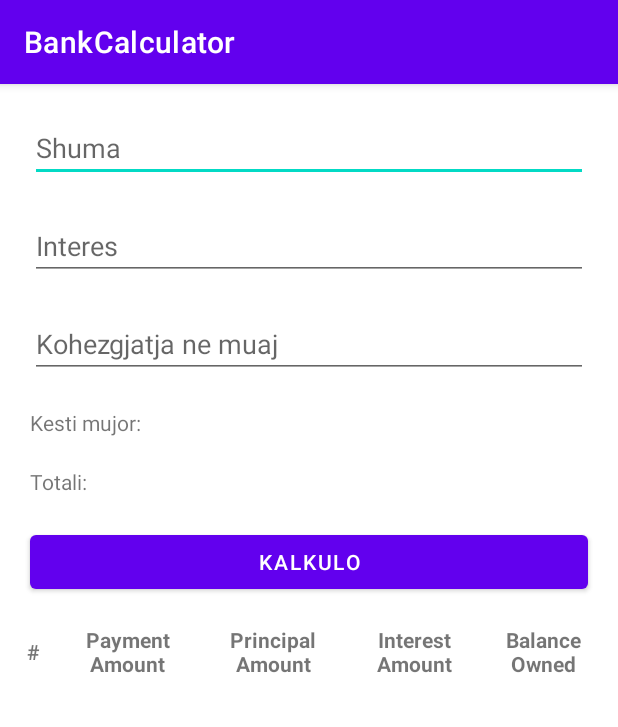
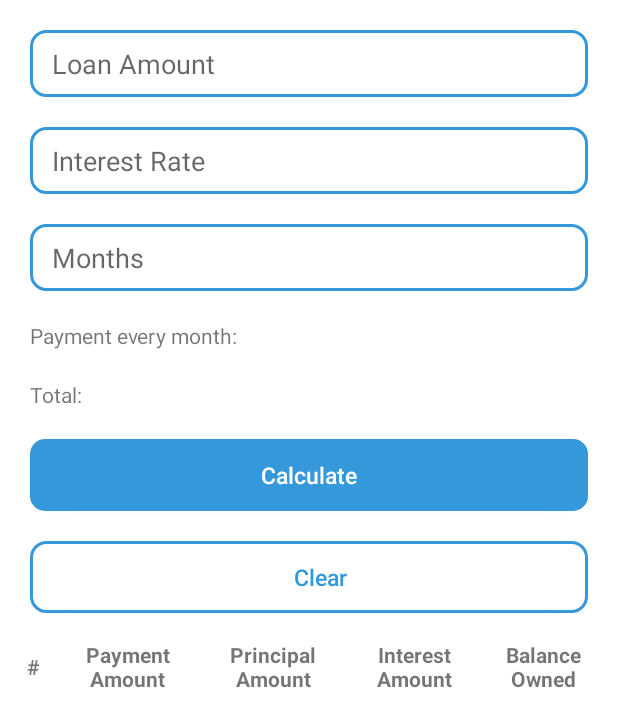
Before and after one commit to gentrimcanolli/BankCalculator, an Android app: the screen it shows after launch (MainActivity), on a phone screen of 412 x 824 dp. Shown: the top 727 px of the screen. Run offline under Robolectric (Android 15) with nearby library versions, the phone set to English and light mode, and no system bars.

Commit message:
Design update

```diff
--- /dev/null
+++ b/app/src/main/res/drawable/calculate_button_style.xml
@@ -0,0 +1,6 @@
+<?xml version="1.0" encoding="utf-8"?>
+<shape xmlns:android="http://schemas.android.com/apk/res/android"
+    android:shape="rectangle">
+    <corners android:radius="10dp" />
+    <solid android:color="#3498DB" />
+</shape>
--- /dev/null
+++ b/app/src/main/res/drawable/edit_text_style.xml
@@ -0,0 +1,15 @@
+<?xml version="1.0" encoding="utf-8"?>
+<shape xmlns:android="http://schemas.android.com/apk/res/android"
+    android:shape="rectangle">
+
+    <solid android:color="@color/white" />
+    <stroke
+        android:width="2dp"
+        android:color="@color/light_blue" />
+    <corners android:radius="10dp" />
+    <padding
+        android:bottom="10dp"
+        android:left="15dp"
+        android:top="10dp" />
+
+</shape>
--- a/app/src/main/res/layout/activity_main.xml
+++ b/app/src/main/res/layout/activity_main.xml
@@ -4,6 +4,7 @@
     xmlns:tools="http://schemas.android.com/tools"
     android:layout_width="match_parent"
     android:layout_height="match_parent"
+    android:background="@color/white"
     tools:context=".MainActivity">
 
     <EditText
@@ -11,7 +12,8 @@
         android:layout_width="match_parent"
         android:layout_height="wrap_content"
         android:layout_margin="20dp"
-        android:hint="Shuma"
+        android:background="@drawable/edit_text_style"
+        android:hint="Loan Amount"
         android:importantForAutofill="no"
         android:inputType="numberDecimal"
         app:layout_constraintEnd_toEndOf="parent"
@@ -23,7 +25,8 @@
         android:layout_width="match_parent"
         android:layout_height="wrap_content"
         android:layout_margin="20dp"
-        android:hint="Interes"
+        android:background="@drawable/edit_text_style"
+        android:hint="Interest Rate"
         android:importantForAutofill="no"
         android:inputType="numberDecimal"
         app:layout_constraintEnd_toEndOf="parent"
@@ -35,7 +38,8 @@
         android:layout_width="match_parent"
         android:layout_height="wrap_content"
         android:layout_margin="20dp"
-        android:hint="Kohezgjatja ne muaj"
+        android:background="@drawable/edit_text_style"
+        android:hint="Months"
         android:importantForAutofill="no"
         android:inputType="numberDecimal"
         app:layout_constraintEnd_toEndOf="parent"
@@ -47,7 +51,7 @@
         android:layout_width="match_parent"
         android:layout_height="wrap_content"
         android:layout_margin="20dp"
-        android:text="Kesti mujor: "
+        android:text="Payment every month: "
         app:layout_constraintStart_toStartOf="parent"
         app:layout_constraintTop_toBottomOf="@id/months_et" />
 
@@ -56,7 +60,7 @@
         android:layout_width="match_parent"
         android:layout_height="wrap_content"
         android:layout_margin="20dp"
-        android:text="Totali: "
+        android:text="Total: "
         app:layout_constraintStart_toStartOf="parent"
         app:layout_constraintTop_toBottomOf="@id/kesti_tv" />
 
@@ -65,10 +69,30 @@
         android:layout_width="match_parent"
         android:layout_height="wrap_content"
         android:layout_margin="20dp"
-        android:text="Kalkulo"
+        android:background="@drawable/calculate_button_style"
+        android:gravity="center"
+        android:text="Calculate"
+        android:textAllCaps="false"
+        android:textColor="@color/white"
+        android:textSize="15sp"
         app:layout_constraintEnd_toEndOf="parent"
         app:layout_constraintStart_toStartOf="parent"
         app:layout_constraintTop_toBottomOf="@id/total_tv" />
+
+    <Button
+        android:id="@+id/clear_btn"
+        android:layout_width="match_parent"
+        android:layout_height="wrap_content"
+        android:layout_margin="20dp"
+        android:background="@drawable/edit_text_style"
+        android:gravity="center"
+        android:text="Clear"
+        android:textAllCaps="false"
+        android:textColor="@color/light_blue"
+        android:textSize="15sp"
+        app:layout_constraintEnd_toEndOf="parent"
+        app:layout_constraintStart_toStartOf="parent"
+        app:layout_constraintTop_toBottomOf="@id/calculate_btn" />
 
     <TableLayout
         android:id="@+id/table_layout"
@@ -77,7 +101,7 @@
         android:layout_margin="8dp"
         app:layout_constraintEnd_toEndOf="parent"
         app:layout_constraintStart_toStartOf="parent"
-        app:layout_constraintTop_toBottomOf="@id/calculate_btn">
+        app:layout_constraintTop_toBottomOf="@id/clear_btn">
 
         <TableRow>
 
--- a/app/src/main/res/values-night/themes.xml
+++ b/app/src/main/res/values-night/themes.xml
@@ -1,6 +1,6 @@
 <resources xmlns:tools="http://schemas.android.com/tools">
     <!-- Base application theme. -->
-    <style name="Theme.BankCalculator" parent="Theme.MaterialComponents.DayNight.DarkActionBar">
+    <style name="Theme.BankCalculator" parent="Theme.AppCompat.DayNight.NoActionBar">
         <!-- Primary brand color. -->
         <item name="colorPrimary">@color/purple_200</item>
         <item name="colorPrimaryVariant">@color/purple_700</item>
--- a/app/src/main/res/values/colors.xml
+++ b/app/src/main/res/values/colors.xml
@@ -7,4 +7,8 @@
     <color name="teal_700">#FF018786</color>
     <color name="black">#FF000000</color>
     <color name="white">#FFFFFFFF</color>
+    <color name="pinkish">#FF2E63</color>
+    <color name="dark_blue">#010A43</color>
+    <color name="light_grey">#C0C0C0</color>
+    <color name="light_blue">#3498DB</color>
 </resources>
--- a/app/src/main/res/values/themes.xml
+++ b/app/src/main/res/values/themes.xml
@@ -1,6 +1,6 @@
 <resources xmlns:tools="http://schemas.android.com/tools">
     <!-- Base application theme. -->
-    <style name="Theme.BankCalculator" parent="Theme.MaterialComponents.DayNight.DarkActionBar">
+    <style name="Theme.BankCalculator" parent="Theme.AppCompat.DayNight.NoActionBar">
         <!-- Primary brand color. -->
         <item name="colorPrimary">@color/purple_500</item>
         <item name="colorPrimaryVariant">@color/purple_700</item>
```
Also changed, not shown: app/src/main/java/com/example/bankcalculator/MainActivity.kt (+30 -23 lines).
